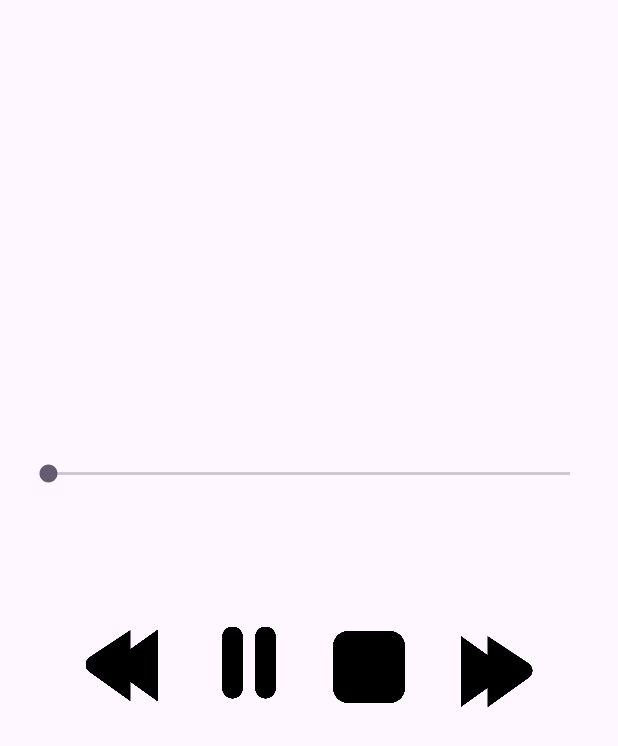
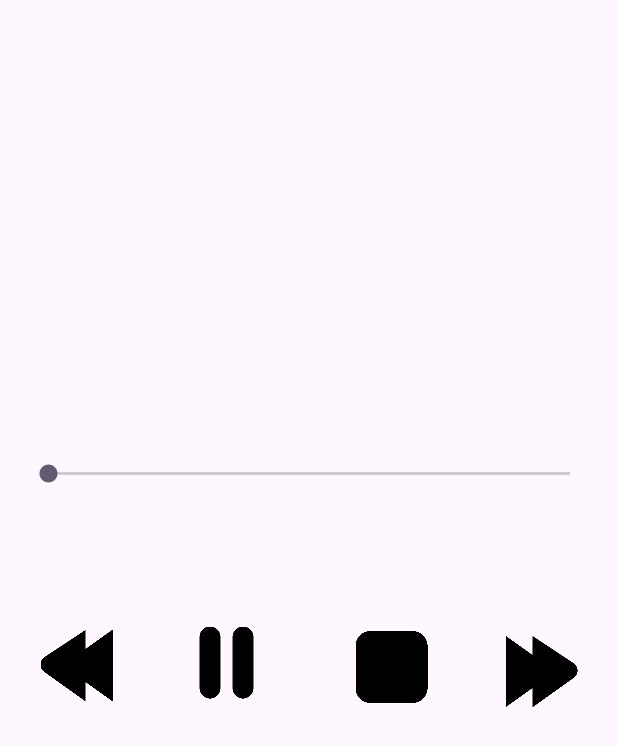
Before and after one commit to AnderSegovia/DAMOS, an Android app: the screen it shows after launch (MainActivity), on a phone screen of 412 x 824 dp. Shown: the top 746 px of the screen. Run offline under Robolectric (Android 15) with nearby library versions, the phone set to English and light mode, and no system bars; libraries missing offline, so code that uses them is left out: com.google.android.exoplayer2; 9 statements that could not run were skipped.

Commit message:
Audio changes

```diff
--- a/audioPractice/app/src/main/java/com/example/audiopractice/MainActivity.kt
+++ b/audioPractice/app/src/main/java/com/example/audiopractice/MainActivity.kt
@@ -26,7 +26,7 @@ class MainActivity : AppCompatActivity() {
         "https://tonosmovil.net/wp-content/uploads/sonidos-graciosos/Wii_Song.mp3",
         "https://tonosmovil.net/wp-content/uploads/descargar_tonos/Zelda.mp3",
         "https://tonosmovil.net/wp-content/uploads/descargar_tonos2024/Tokyo-Ghoul.mp3",
-        "https://youtu.be/FwENr8Mr6SU?si=eTwpWkyLcS_7-ibB",
+        "R.raw.audiolocal",
         "https://www.soundhelix.com/examples/mp3/SoundHelix-Song-1.mp3"
     )
     private var currentAudioIndex = 0
@@ -127,7 +127,6 @@ class MainActivity : AppCompatActivity() {
         })
     }
 
-
     private fun cargarYPrepararAudio(index: Int) {
         stopSeekBarUpdater()
         player?.stop()
--- a/audioPractice/app/src/main/res/layout/activity_main.xml
+++ b/audioPractice/app/src/main/res/layout/activity_main.xml
@@ -23,7 +23,7 @@
         android:contentDescription="@string/previous_audio"
         android:scaleType="fitCenter"
         android:src="@drawable/ic_previous"
-        android:translationX="-125dp"
+        android:translationX="-155dp"
         android:translationY="95dp" />
 
     <ImageButton
@@ -35,7 +35,7 @@
         android:contentDescription="@string/play_pause"
         android:scaleType="fitCenter"
         android:src="@drawable/ic_play"
-        android:translationX="-40dp"
+        android:translationX="-55dp"
         android:translationY="45dp" />
 
     <ImageButton
@@ -47,7 +47,7 @@
         android:contentDescription="@string/stop"
         android:scaleType="fitCenter"
         android:src="@drawable/ic_stop"
-        android:translationX="40dp" />
+        android:translationX="55dp" />
 
     <ImageButton
         android:id="@+id/btnNext"
@@ -58,7 +58,7 @@
         android:contentDescription="@string/next_audio"
         android:scaleType="fitCenter"
         android:src="@drawable/ic_next"
-        android:translationX="125dp"
+        android:translationX="155dp"
         android:translationY="-45dp" />
 
 </LinearLayout>
```
